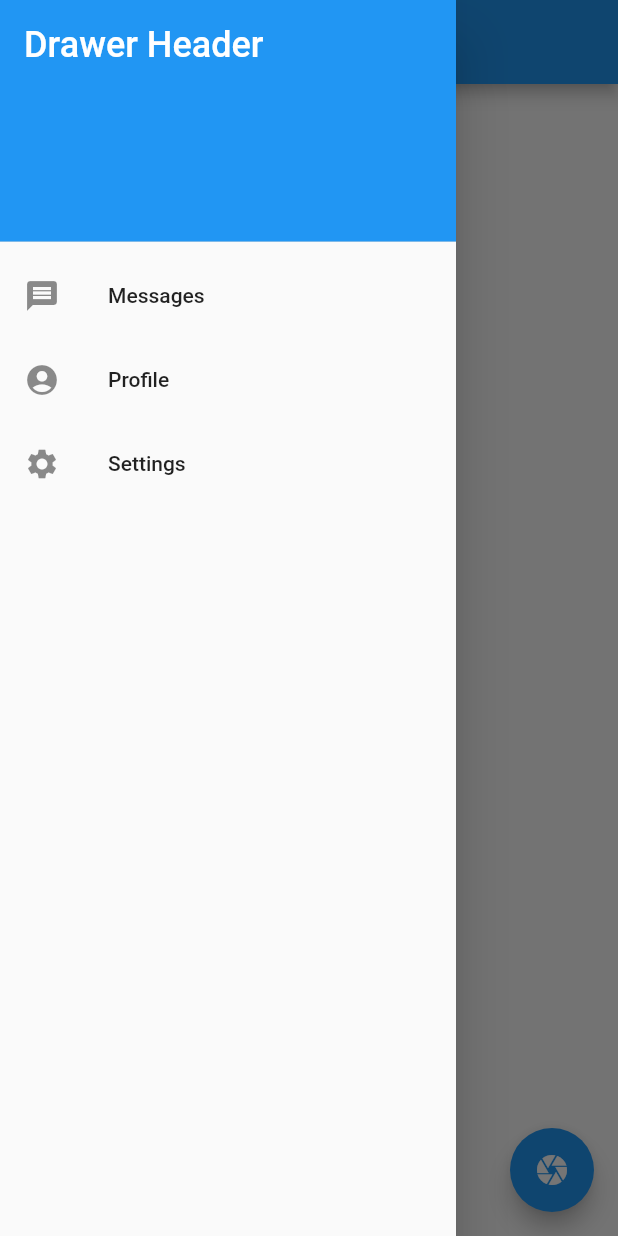
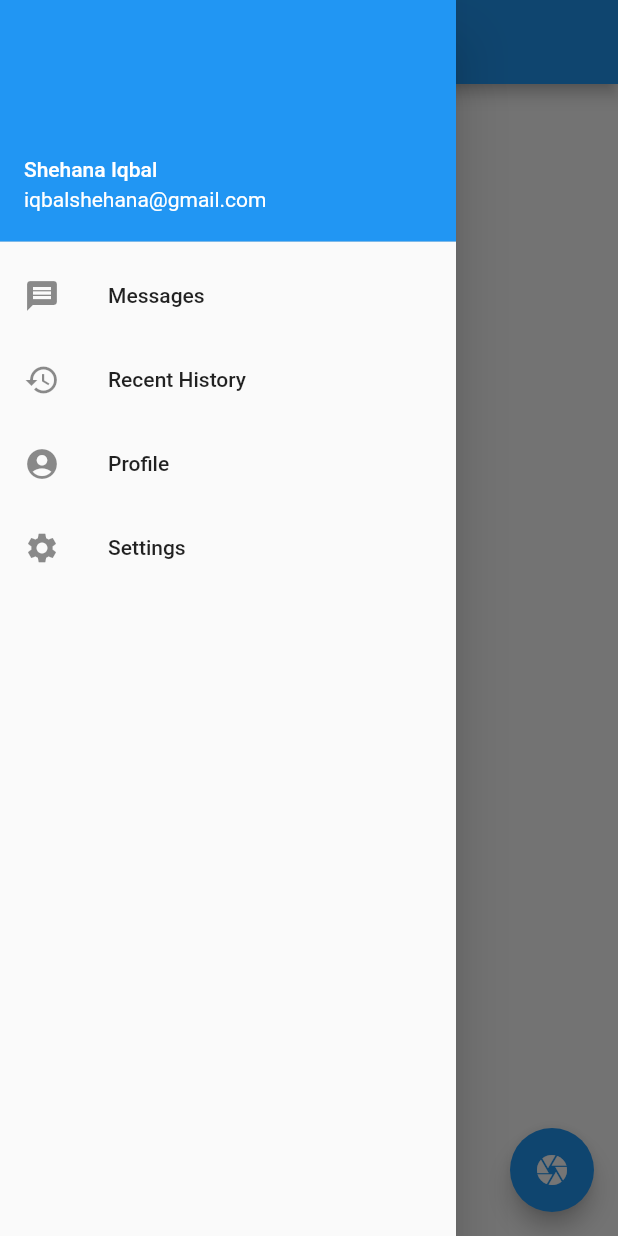
Before and after one commit to IsurangaI/AVI-Mobile-App, a Flutter app: the screen it shows after launch, with the side drawer open, on a phone screen of 412 x 824 dp. Run offline on Flutter 3.47's test engine with Material 2 defaults, Android fonts, the phone set to English and light mode, and no system bars; our stand-ins replace dio, image_picker.

Commit message:
drawer menu change

```diff
--- a/myapp/lib/Pages/UploadImage.dart
+++ b/myapp/lib/Pages/UploadImage.dart
@@ -51,21 +51,16 @@ class _MyAppState extends State<UploadImage> {
           child: ListView(
             padding: EdgeInsets.zero,
             children: const <Widget>[
-              DrawerHeader(
-                decoration: BoxDecoration(
-                  color: Colors.blue,
-                ),
-                child: Text(
-                  'Drawer Header',
-                  style: TextStyle(
-                    color: Colors.white,
-                    fontSize: 24,
-                  ),
-                ),
-              ),
+              UserAccountsDrawerHeader(
+                  accountName: Text('Shehana Iqbal'),
+                  accountEmail: Text('iqbalshehana@gmail.com')),
               ListTile(
                 leading: Icon(Icons.message),
                 title: Text('Messages'),
+              ),
+              ListTile(
+                leading: Icon(Icons.history),
+                title: Text('Recent History'),
               ),
               ListTile(
                 leading: Icon(Icons.account_circle),
```
